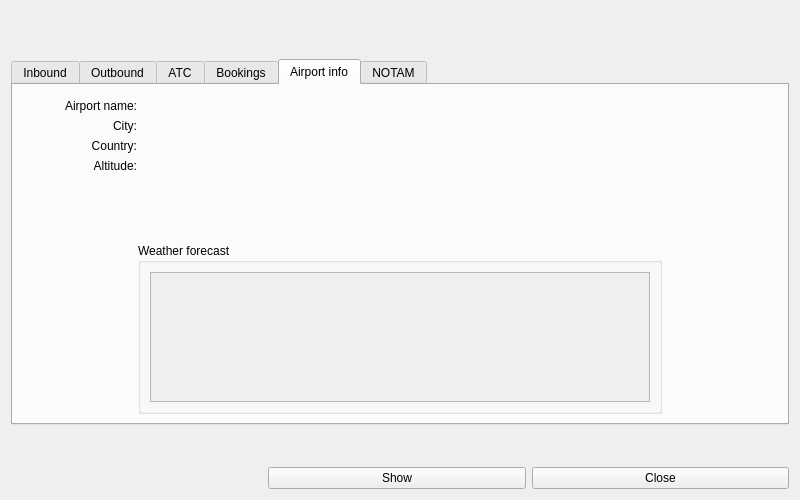
The window that source/ui/windows/airportdetailswindow.ui (Vatsinator/vatsinator-legacy) describes before a commit, drawn with Qt 5.
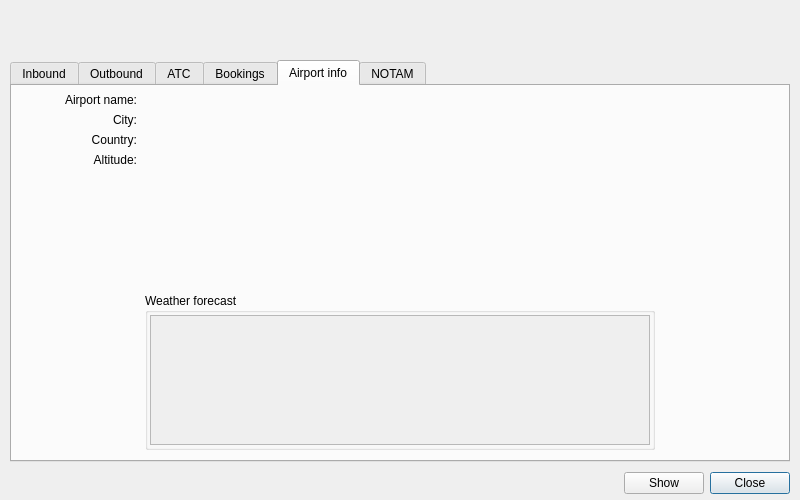
The same window after the commit. The open tabs and pages were chosen to show the change. Icons and pictures are not drawn. Custom widgets are drawn as their Qt base class.

Patch:
```diff
--- a/source/ui/windows/airportdetailswindow.ui
+++ b/source/ui/windows/airportdetailswindow.ui
@@ -27,8 +27,29 @@
     <normaloff>:/mainIcon/icon.png</normaloff>:/mainIcon/icon.png</iconset>
   </property>
   <layout class="QVBoxLayout" name="verticalLayout_3">
+   <property name="spacing">
+    <number>6</number>
+   </property>
+   <property name="leftMargin">
+    <number>10</number>
+   </property>
+   <property name="topMargin">
+    <number>10</number>
+   </property>
+   <property name="rightMargin">
+    <number>10</number>
+   </property>
+   <property name="bottomMargin">
+    <number>2</number>
+   </property>
    <item>
     <layout class="QVBoxLayout" name="verticalLayout">
+     <property name="spacing">
+      <number>2</number>
+     </property>
+     <property name="bottomMargin">
+      <number>6</number>
+     </property>
      <item>
       <widget class="QLabel" name="CodesLabel">
        <property name="font">
@@ -39,6 +60,9 @@
        <property name="text">
         <string/>
        </property>
+       <property name="alignment">
+        <set>Qt::AlignCenter</set>
+       </property>
       </widget>
      </item>
      <item>
@@ -46,6 +70,9 @@
        <property name="text">
         <string/>
        </property>
+       <property name="alignment">
+        <set>Qt::AlignCenter</set>
+       </property>
       </widget>
      </item>
     </layout>
@@ -308,6 +335,18 @@
        <string>Airport info</string>
       </attribute>
       <layout class="QHBoxLayout" name="horizontalLayout_10">
+       <property name="leftMargin">
+        <number>10</number>
+       </property>
+       <property name="topMargin">
+        <number>2</number>
+       </property>
+       <property name="rightMargin">
+        <number>10</number>
+       </property>
+       <property name="bottomMargin">
+        <number>10</number>
+       </property>
        <item>
         <layout class="QVBoxLayout" name="verticalLayout_2">
          <item>
@@ -474,6 +513,18 @@
               <string>Weather forecast</string>
              </property>
              <layout class="QHBoxLayout" name="horizontalLayout_12">
+              <property name="leftMargin">
+               <number>2</number>
+              </property>
+              <property name="topMargin">
+               <number>2</number>
+              </property>
+              <property name="rightMargin">
+               <number>2</number>
+              </property>
+              <property name="bottomMargin">
+               <number>2</number>
+              </property>
               <item>
                <widget class="QScrollArea" name="WeatherForecastScrollArea">
                 <property name="sizePolicy">
@@ -505,8 +556,8 @@
                   <rect>
                    <x>0</x>
                    <y>0</y>
-                   <width>494</width>
-                   <height>124</height>
+                   <width>498</width>
+                   <height>128</height>
                   </rect>
                  </property>
                 </widget>
@@ -597,44 +648,19 @@
     </widget>
    </item>
    <item>
-    <widget class="ScrollLabel" name="MetarLabel" native="true">
-     <property name="minimumSize">
-      <size>
-       <width>0</width>
-       <height>30</height>
-      </size>
-     </property>
-    </widget>
-   </item>
-   <item>
-    <layout class="QHBoxLayout" name="horizontalLayout_6">
+    <layout class="QHBoxLayout" name="horizontalLayout_6" stretch="1,0,0">
      <item>
-      <spacer name="horizontalSpacer_2">
-       <property name="orientation">
-        <enum>Qt::Horizontal</enum>
-       </property>
-       <property name="sizeHint" stdset="0">
+      <widget class="ScrollLabel" name="MetarLabel" native="true">
+       <property name="minimumSize">
         <size>
-         <width>40</width>
-         <height>20</height>
+         <width>0</width>
+         <height>30</height>
         </size>
        </property>
-      </spacer>
+      </widget>
      </item>
      <item>
       <widget class="QPushButton" name="ShowButton">
-       <property name="sizePolicy">
-        <sizepolicy hsizetype="MinimumExpanding" vsizetype="Fixed">
-         <horstretch>0</horstretch>
-         <verstretch>0</verstretch>
-        </sizepolicy>
-       </property>
-       <property name="minimumSize">
-        <size>
-         <width>200</width>
-         <height>0</height>
-        </size>
-       </property>
        <property name="text">
         <string>Show</string>
        </property>
@@ -647,21 +673,12 @@
      </item>
      <item>
       <widget class="QPushButton" name="CloseButton">
-       <property name="sizePolicy">
-        <sizepolicy hsizetype="MinimumExpanding" vsizetype="Fixed">
-         <horstretch>0</horstretch>
-         <verstretch>0</verstretch>
-        </sizepolicy>
-       </property>
-       <property name="minimumSize">
-        <size>
-         <width>200</width>
-         <height>0</height>
-        </size>
-       </property>
        <property name="text">
         <string>Close</string>
        </property>
+       <property name="default">
+        <bool>true</bool>
+       </property>
       </widget>
      </item>
     </layout>
```
Left out of the diff: 70 changed lines with no effect on the pictures.
